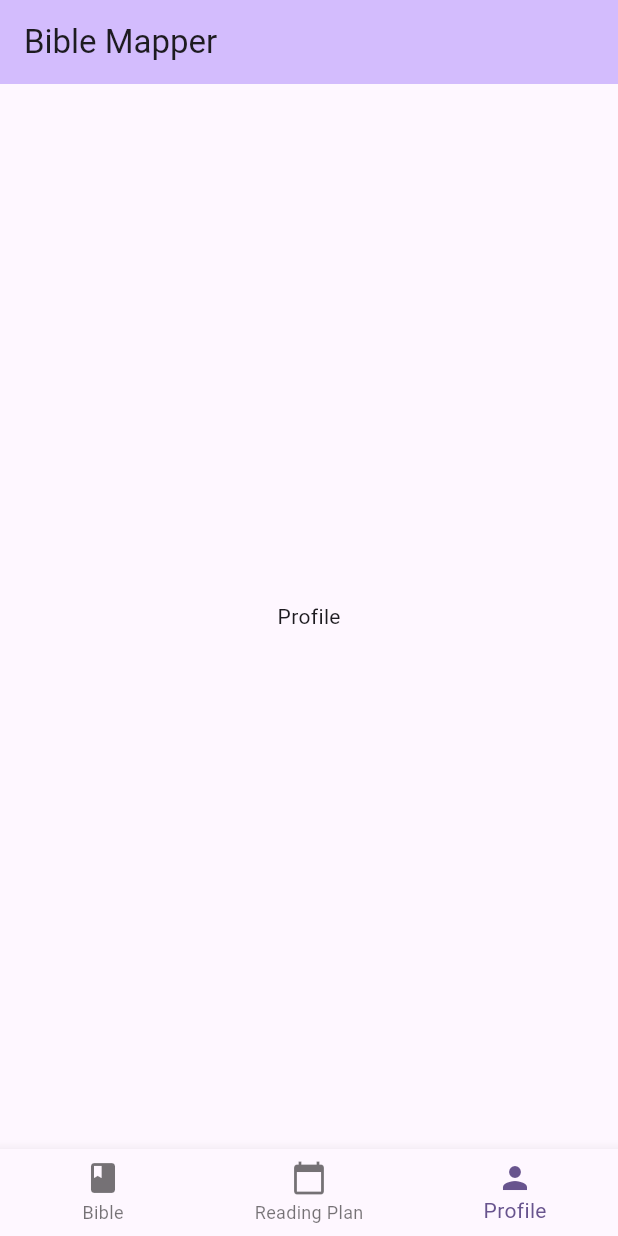
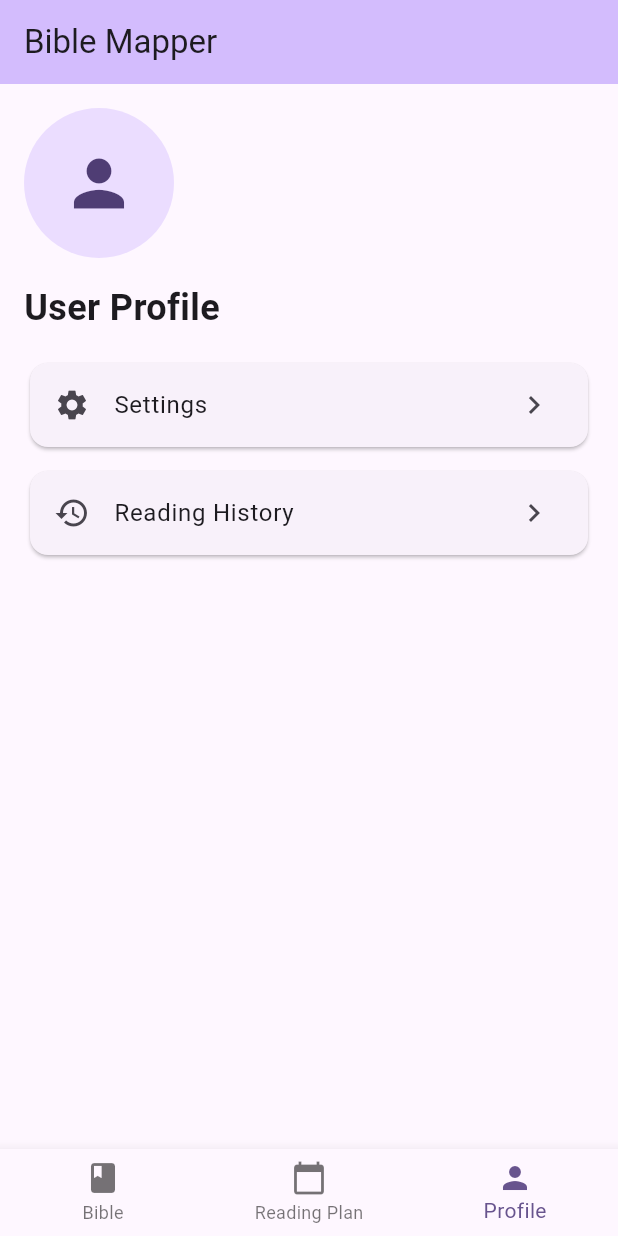
Before and after one commit to sk92129/biblemapper, a Flutter app: the screen it shows after launch, item 3 of the bottom bar chosen, on a phone screen of 412 x 824 dp. Run offline on Flutter 3.47's test engine with Material 3 defaults, Android fonts, the phone set to English and light mode, and no system bars; our stand-ins replace go_router.

Commit message:
add gorouter

```diff
--- a/lib/main.dart
+++ b/lib/main.dart
@@ -1,6 +1,5 @@
 import 'package:flutter/material.dart';
-import 'screens/main_screen.dart';
-import 'screens/reading_plan_screen.dart';
+import 'router/router_config.dart';
 
 void main() {
   runApp(const MyApp());
@@ -9,79 +8,15 @@ void main() {
 class MyApp extends StatelessWidget {
   const MyApp({super.key});
 
-  // This widget is the root of your application.
   @override
   Widget build(BuildContext context) {
-    return MaterialApp(
+    return MaterialApp.router(
       title: 'Bible Mapper',
       theme: ThemeData(
-
         colorScheme: ColorScheme.fromSeed(seedColor: Colors.deepPurple),
         useMaterial3: true,
       ),
-      home: const MyHomePage(title: 'Bible Mapper'),
+      routerConfig: goRouter,
     );
   }
 }
-
-class MyHomePage extends StatefulWidget {
-  const MyHomePage({super.key, required this.title});
-
-
-
-  final String title;
-
-  @override
-  State<MyHomePage> createState() => _MyHomePageState();
-}
-
-class _MyHomePageState extends State<MyHomePage> {
-  int _selectedIndex = 0;
-
-  // List of widgets to display for each navigation item
-  final List<Widget> _screens = [
-    const MainScreen(),
-    const ReadingPlanScreen(),
-    const Center(child: Text('Profile')),
-  ];
-
-  void _onItemTapped(int index) {
-    setState(() {
-      _selectedIndex = index;
-    });
-  }
-
-  @override
-  Widget build(BuildContext context) {
-    return Scaffold(
-      appBar: AppBar(
-        // TRY THIS: Try changing the color here to a specific color (to
-        // Colors.amber, perhaps?) and trigger a hot reload to see the AppBar
-        // change color while the other colors stay the same.
-        backgroundColor: Theme.of(context).colorScheme.inversePrimary,
-        // Here we take the value from the MyHomePage object that was created by
-        // the App.build method, and use it to set our appbar title.
-        title: Text(widget.title),
-      ),
-      body: _screens[_selectedIndex], // Show the selected screen
-      bottomNavigationBar: BottomNavigationBar(
-        items: const <BottomNavigationBarItem>[
-          BottomNavigationBarItem(
-            icon: Icon(Icons.book),
-            label: 'Bible',
-          ),
-          BottomNavigationBarItem(
-            icon: Icon(Icons.calendar_today),
-            label: 'Reading Plan',
-          ),
-          BottomNavigationBarItem(
-            icon: Icon(Icons.person),
-            label: 'Profile',
-          ),
-        ],
-        currentIndex: _selectedIndex,
-        onTap: _onItemTapped,
-      ),
-    );
-  }
-}
--- /dev/null
+++ b/lib/router/router_config.dart
@@ -0,0 +1,83 @@
+import 'package:flutter/material.dart';
+import 'package:go_router/go_router.dart';
+import '../screens/main_screen.dart';
+import '../screens/reading_plan_screen.dart';
+import '../screens/profile_screen.dart';
+
+final GlobalKey<NavigatorState> _rootNavigatorKey = GlobalKey<NavigatorState>();
+
+final goRouter = GoRouter(
+  navigatorKey: _rootNavigatorKey,
+  initialLocation: '/bible',
+  routes: [
+    StatefulShellRoute.indexedStack(
+      builder: (context, state, navigationShell) {
+        return ScaffoldWithNavBar(navigationShell: navigationShell);
+      },
+      branches: [
+        StatefulShellBranch(
+          routes: [
+            GoRoute(
+              path: '/bible',
+              builder: (context, state) => const MainScreen(),
+            ),
+          ],
+        ),
+        StatefulShellBranch(
+          routes: [
+            GoRoute(
+              path: '/reading-plan',
+              builder: (context, state) => const ReadingPlanScreen(),
+            ),
+          ],
+        ),
+        StatefulShellBranch(
+          routes: [
+            GoRoute(
+              path: '/profile',
+              builder: (context, state) => const ProfileScreen(),
+            ),
+          ],
+        ),
+      ],
+    ),
+  ],
+);
+
+class ScaffoldWithNavBar extends StatelessWidget {
+  const ScaffoldWithNavBar({
+    required this.navigationShell,
+    Key? key,
+  }) : super(key: key ?? const ValueKey<String>('ScaffoldWithNavBar'));
+
+  final StatefulNavigationShell navigationShell;
+
+  @override
+  Widget build(BuildContext context) {
+    return Scaffold(
+      appBar: AppBar(
+        backgroundColor: Theme.of(context).colorScheme.inversePrimary,
+        title: const Text('Bible Mapper'),
+      ),
+      body: navigationShell,
+      bottomNavigationBar: BottomNavigationBar(
+        items: const <BottomNavigationBarItem>[
+          BottomNavigationBarItem(
+            icon: Icon(Icons.book),
+            label: 'Bible',
+          ),
+          BottomNavigationBarItem(
+            icon: Icon(Icons.calendar_today),
+            label: 'Reading Plan',
+          ),
+          BottomNavigationBarItem(
+            icon: Icon(Icons.person),
+            label: 'Profile',
+          ),
+        ],
+        currentIndex: navigationShell.currentIndex,
+        onTap: (index) => navigationShell.goBranch(index),
+      ),
+    );
+  }
+}
--- /dev/null
+++ b/lib/screens/profile_screen.dart
@@ -0,0 +1,55 @@
+import 'package:flutter/material.dart';
+
+class ProfileScreen extends StatelessWidget {
+  const ProfileScreen({super.key});
+
+  @override
+  Widget build(BuildContext context) {
+    return SafeArea(
+      child: SingleChildScrollView(
+        child: Padding(
+          padding: const EdgeInsets.all(16.0),
+          child: Column(
+            crossAxisAlignment: CrossAxisAlignment.start,
+            children: [
+              const CircleAvatar(
+                radius: 50,
+                child: Icon(Icons.person, size: 50),
+              ),
+              const SizedBox(height: 16),
+              const Text(
+                'User Profile',
+                style: TextStyle(
+                  fontSize: 24,
+                  fontWeight: FontWeight.bold,
+                ),
+              ),
+              const SizedBox(height: 16),
+              Card(
+                child: ListTile(
+                  leading: const Icon(Icons.settings),
+                  title: const Text('Settings'),
+                  trailing: const Icon(Icons.chevron_right),
+                  onTap: () {
+                    // TODO: Navigate to settings
+                  },
+                ),
+              ),
+              const SizedBox(height: 8),
+              Card(
+                child: ListTile(
+                  leading: const Icon(Icons.history),
+                  title: const Text('Reading History'),
+                  trailing: const Icon(Icons.chevron_right),
+                  onTap: () {
+                    // TODO: Navigate to reading history
+                  },
+                ),
+              ),
+            ],
+          ),
+        ),
+      ),
+    );
+  }
+}
--- a/pubspec.yaml
+++ b/pubspec.yaml
@@ -30,11 +30,11 @@ environment:
 dependencies:
   flutter:
     sdk: flutter
+  go_router: ^13.2.0
 
   # The following adds the Cupertino Icons font to your application.
   # Use with the CupertinoIcons class for iOS style icons.
   cupertino_icons: ^1.0.8
-  go_router: ^14.8.0
 
 dev_dependencies:
   flutter_test:
```
Also changed, not shown: pubspec.lock.
